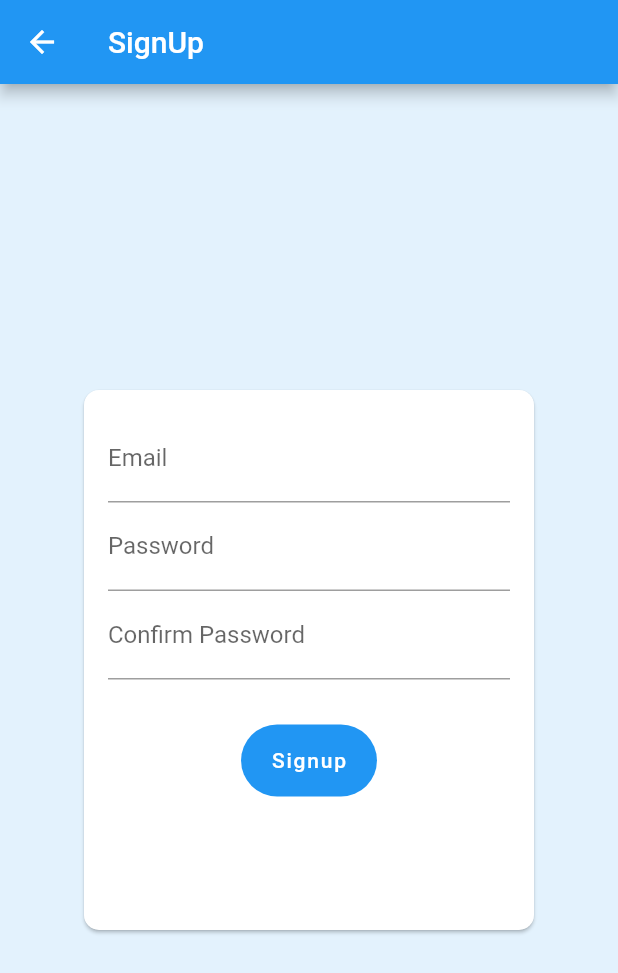
After one commit to abhinav-mangal/flutter_assigment_6, a Flutter app: the screen it shows after launch, after a tap on "Login", after a tap on "SignUp", on a phone screen of 412 x 824 dp. The commit adds this screen. Shown: the top 973 px of the screen. Run offline on Flutter 3.47's test engine with Material 2 defaults, Android fonts, the light colour scheme and no system bars; our stand-ins replace firebase_core, syncfusion_flutter_charts; accounts and stored records are empty.

Commit message:
Added Login and Signup Page

```diff
--- /dev/null
+++ b/lib/Pages/LoginPage.dart
@@ -0,0 +1,154 @@
+import 'package:flutter/cupertino.dart';
+import 'package:flutter/material.dart';
+import 'package:flutter_assignment_6/Pages/EmpListPage.dart';
+import 'package:flutter_assignment_6/Services/AuthData.dart';
+import 'package:provider/provider.dart';
+
+import 'SignupPage.dart';
+
+class LoginPage extends StatefulWidget {
+  @override
+  _LoginPageState createState() => _LoginPageState();
+}
+
+class _LoginPageState extends State<LoginPage> {
+  final _formKey = GlobalKey<FormState>();
+
+  @override
+  Widget build(BuildContext context) {
+    return Scaffold(
+        appBar: AppBar(title: Text('LogIn'), actions: [
+          FloatingActionButton.extended(
+            heroTag: 'b1',
+            onPressed: () {
+              Navigator.push(context,
+                  MaterialPageRoute(builder: (context) => SignupPage()));
+            },
+            backgroundColor: Colors.blue,
+            elevation: 0,
+            label: Row(
+              children: [
+                Text(
+                  'SignUp',
+                  style: TextStyle(fontSize: 20),
+                ),
+                SizedBox(
+                  width: 8,
+                ),
+                Icon(Icons.person_add_alt_1),
+              ],
+            ),
+          )
+        ]),
+        body: Container(
+          color: Colors.blue[50],
+          child: Center(
+              child: Card(
+                  shape: RoundedRectangleBorder(
+                    borderRadius: BorderRadius.circular(10.0),
+                  ),
+                  child: Container(
+                    height: 275,
+                    width: 300,
+                    padding: EdgeInsets.all(16),
+                    child: Form(
+                      key: _formKey,
+                      child: SingleChildScrollView(
+                        child: Column(
+                          children: <Widget>[
+                            TextFormField(
+                              decoration: InputDecoration(labelText: 'Email'),
+                              keyboardType: TextInputType.emailAddress,
+                              validator: (value) {
+                                if (value == null || value.isEmpty) {
+                                  return 'Please Entre your Email';
+                                }
+                                return null;
+                              },
+                              onSaved: (value) {
+                                _authData['email'] = value;
+                              },
+                            ),
+                            TextFormField(
+                              decoration:
+                                  InputDecoration(labelText: 'Password'),
+                              obscureText: true,
+                              validator: (value) {
+                                if (value == null || value.isEmpty) {
+                                  return 'Please Entre your password';
+                                }
+                                return null;
+                              },
+                              onSaved: (value) {
+                                _authData['password'] = value;
+                              },
+                            ),
+                            SizedBox(
+                              height: 30,
+                            ),
+                            FloatingActionButton.extended(
+                              heroTag: 'b2',
+                              label: Text('Login'),
+                              elevation: 0,
+                              onPressed: () {
+                                _submit();
+                                if (_formKey.currentState.validate()) {
+                                  ScaffoldMessenger.of(context).showSnackBar(
+                                      SnackBar(
+                                          content: Text('Processing Data')));
+                                }
+                              },
+                            )
+                          ],
+                        ),
+                      ),
+                    ),
+                  ))),
+        ));
+  }
+
+  Map<String, String> _authData = {'email': '', 'password': ''};
+
+  Future<void> _submit() async {
+    if (!_formKey.currentState.validate()) {
+      return;
+    }
+    _formKey.currentState.save();
+
+    try {
+      await Provider.of<Authentication>(context, listen: false)
+          .login(_authData['email'], _authData['password']);
+
+      Navigator.push(
+          context, MaterialPageRoute(builder: (context) => EmpListPage()));
+    } catch (error) {
+      var errorMessage = 'Incorrent Email or Password. Try after sometime.';
+      _showErroeDialog(errorMessage);
+    }
+  }
+
+  void _showErroeDialog(String msg) {
+    showDialog(
+        context: context,
+        builder: (context) => AlertDialog(
+              title: Text("An Error Occured"),
+              content: Text(msg),
+              actions: [
+                FloatingActionButton.extended(
+                  onPressed: () {
+                    Navigator.of(context).pop();
+                  },
+                  label: Text(
+                    'Okay',
+                    style: TextStyle(
+                        color: Colors.blue,
+                        fontSize: 15,
+                        fontWeight: FontWeight.bold),
+                  ),
+                  elevation: 0,
+                  backgroundColor: Colors.white,
+                )
+              ],
+            ));
+  }
+}
--- /dev/null
+++ b/lib/Pages/SignupPage.dart
@@ -0,0 +1,158 @@
+import 'package:flutter/cupertino.dart';
+import 'package:flutter/material.dart';
+import 'package:flutter_assignment_6/Services/AuthData.dart';
+import 'package:provider/provider.dart';
+
+import 'LoginPage.dart';
+
+class SignupPage extends StatefulWidget {
+  @override
+  _SignupPageState createState() => _SignupPageState();
+}
+
+class _SignupPageState extends State<SignupPage> {
+  final _formKey = GlobalKey<FormState>();
+
+  @override
+  Widget build(BuildContext context) {
+    return Scaffold(
+        appBar: AppBar(
+          leading: IconButton(
+            icon: Icon(Icons.arrow_back),
+            onPressed: () {
+              Navigator.push(context,
+                  MaterialPageRoute(builder: (context) => LoginPage()));
+            },
+          ),
+          title: Text('SignUp'),
+          // elevation: 0,
+        ),
+        body: Container(
+          color: Colors.blue[50],
+          child: Center(
+              child: Card(
+                  // color: Colors.blue[200],
+                  shape: RoundedRectangleBorder(
+                    borderRadius: BorderRadius.circular(10.0),
+                  ),
+                  child: Container(
+                    height: 360,
+                    width: 300,
+                    padding: EdgeInsets.all(16),
+                    child: Form(
+                      key: _formKey,
+                      child: SingleChildScrollView(
+                        child: Column(
+                          children: <Widget>[
+                            TextFormField(
+                              decoration: InputDecoration(labelText: 'Email'),
+                              keyboardType: TextInputType.emailAddress,
+                              validator: (value) {
+                                if (value.isEmpty || !value.contains('@')) {
+                                  return 'Invalid Email';
+                                }
+                                if (value == null || value.isEmpty) {
+                                  return 'Please Entre your Email';
+                                }
+                                return null;
+                              },
+                              onSaved: (value) {
+                                _authData['email'] = value;
+                              },
+                            ),
+                            TextFormField(
+                              decoration:
+                                  InputDecoration(labelText: 'Password'),
+                              obscureText: true,
+                              validator: (value) {
+                                if (value == null || value.isEmpty) {
+                                  return 'Please Entre your password';
+                                }
+                                return null;
+                              },
+                              onSaved: (value) {
+                                _authData['password'] = value;
+                              },
+                            ),
+                            TextFormField(
+                              decoration: InputDecoration(
+                                  labelText: 'Confirm Password'),
+                              obscureText: true,
+                              validator: (value) {
+                                if (value == null || value.isEmpty) {
+                                  return 'Please Entre your password';
+                                }
+                                return null;
+                              },
+                              onSaved: (value) {
+                                _authData['password'] = value;
+                              },
+                            ),
+                            SizedBox(
+                              height: 30,
+                            ),
+                            FloatingActionButton.extended(
+                              label: Text('Signup'),
+                              elevation: 0,
+                              onPressed: () {
+                                _submit();
+                                if (_formKey.currentState.validate()) {
+                                  ScaffoldMessenger.of(context).showSnackBar(
+                                      SnackBar(
+                                          content: Text('Processing Data')));
+                                }
+                              },
+                            )
+                          ],
+                        ),
+                      ),
+                    ),
+                  ))),
+        ));
+  }
+
+  Map<String, String> _authData = {'email': '', 'password': ''};
+
+  Future<void> _submit() async {
+    if (!_formKey.currentState.validate()) {
+      return;
+    }
+    _formKey.currentState.save();
+
+    try {
+      await Provider.of<Authentication>(context, listen: false)
+          .signUp(_authData['email'], _authData['password']);
+
+      Navigator.push(
+          context, MaterialPageRoute(builder: (context) => LoginPage()));
+    } catch (error) {
+      var errorMessage = 'Incorrent Email or Password. Try Again.';
+      _showErroeDialog(errorMessage);
+    }
+  }
+
+  void _showErroeDialog(String msg) {
+    showDialog(
+        context: context,
+        builder: (context) => AlertDialog(
+              title: Text("An Error Occured"),
+              content: Text(msg),
+              actions: [
+                FloatingActionButton.extended(
+                  onPressed: () {
+                    Navigator.of(context).pop();
+                  },
+                  label: Text(
+                    'Okay',
+                    style: TextStyle(
+                        color: Colors.blue,
+                        fontSize: 15,
+                        fontWeight: FontWeight.bold),
+                  ),
+                  elevation: 0,
+                  backgroundColor: Colors.white,
+                )
+              ],
+            ));
+  }
+}
--- /dev/null
+++ b/lib/Services/AuthData.dart
@@ -0,0 +1,48 @@
+import 'dart:convert';
+
+import 'package:flutter/cupertino.dart';
+import 'package:http/http.dart' as http;
+
+import 'ExceptionData.dart';
+
+class Authentication with ChangeNotifier {
+  Future<void> signUp(String email, String password) async {
+    const url =
+        'https://identitytoolkit.googleapis.com/v1/accounts:signUp?key=AIzaSyBi5pPN6uHfbrhGZGixHERnvx882WsTNc4';
+
+    try {
+      final response = await http.post(Uri.parse(url),
+          body: json.encode({
+            'email': email,
+            'password': password,
+            'returnsecureToken': true,
+          }));
+      final responseData = json.decode(response.body);
+      if (responseData['error'] != null) {
+        throw MyException(responseData['error']['message']);
+      }
+    } catch (error) {
+      throw error;
+    }
+  }
+
+  Future<void> login(String email, String password) async {
+    const url =
+        'https://identitytoolkit.googleapis.com/v1/accounts:signInWithPassword?key=AIzaSyBi5pPN6uHfbrhGZGixHERnvx882WsTNc4';
+
+    try {
+      final response = await http.post(Uri.parse(url),
+          body: json.encode({
+            'email': email,
+            'password': password,
+            'returnsecureToken': true,
+          }));
+      final responseData = json.decode(response.body);
+      if (responseData['error'] != null) {
+        throw MyException(responseData['error']['message']);
+      }
+    } catch (error) {
+      throw error;
+    }
+  }
+}
--- /dev/null
+++ b/lib/Services/ExceptionData.dart
@@ -0,0 +1,9 @@
+class MyException implements Exception {
+  final String message;
+
+  MyException(this.message);
+
+  String toString() {
+    return message;
+  }
+}
--- a/lib/main.dart
+++ b/lib/main.dart
@@ -1,18 +1,29 @@
 import 'package:flutter/material.dart';
-import 'package:flutter_assignment_6/Pages/EmpListPage.dart';
+import 'package:flutter_assignment_6/Pages/LoginPage.dart';
+import 'package:provider/provider.dart';
+import 'package:firebase_core/firebase_core.dart';
 
-void main() {
-  return runApp(ChartApp());
+import 'Services/AuthData.dart';
+
+void main() async {
+  WidgetsFlutterBinding.ensureInitialized();
+  await Firebase.initializeApp();
+  runApp(
+    ChartApp(),
+  );
 }
 
 class ChartApp extends StatelessWidget {
   @override
   Widget build(BuildContext context) {
-    return MaterialApp(
-      debugShowCheckedModeBanner: false,
-      title: 'Charts',
-      theme: ThemeData(primarySwatch: Colors.blue),
-      home: EmpListPage(),
+    return MultiProvider(
+      providers: [ChangeNotifierProvider.value(value: Authentication())],
+      child: MaterialApp(
+        debugShowCheckedModeBanner: false,
+        title: 'Charts',
+        theme: ThemeData(primarySwatch: Colors.blue),
+        home: LoginPage(),
+      ),
     );
   }
 }
```
Also changed, not shown: lib/Pages/EmpDetailPage.dart (+40 -29 lines), pubspec.yaml (+5 -4 lines), pubspec.lock, 3 other files.
